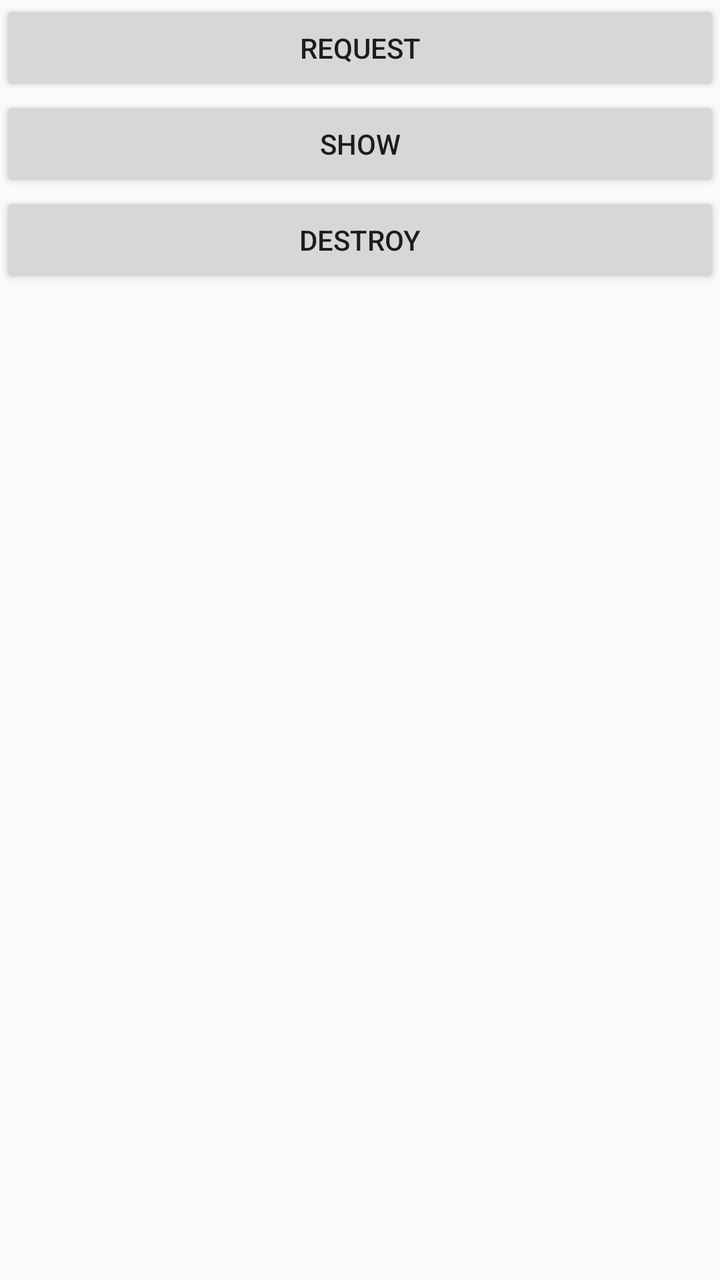
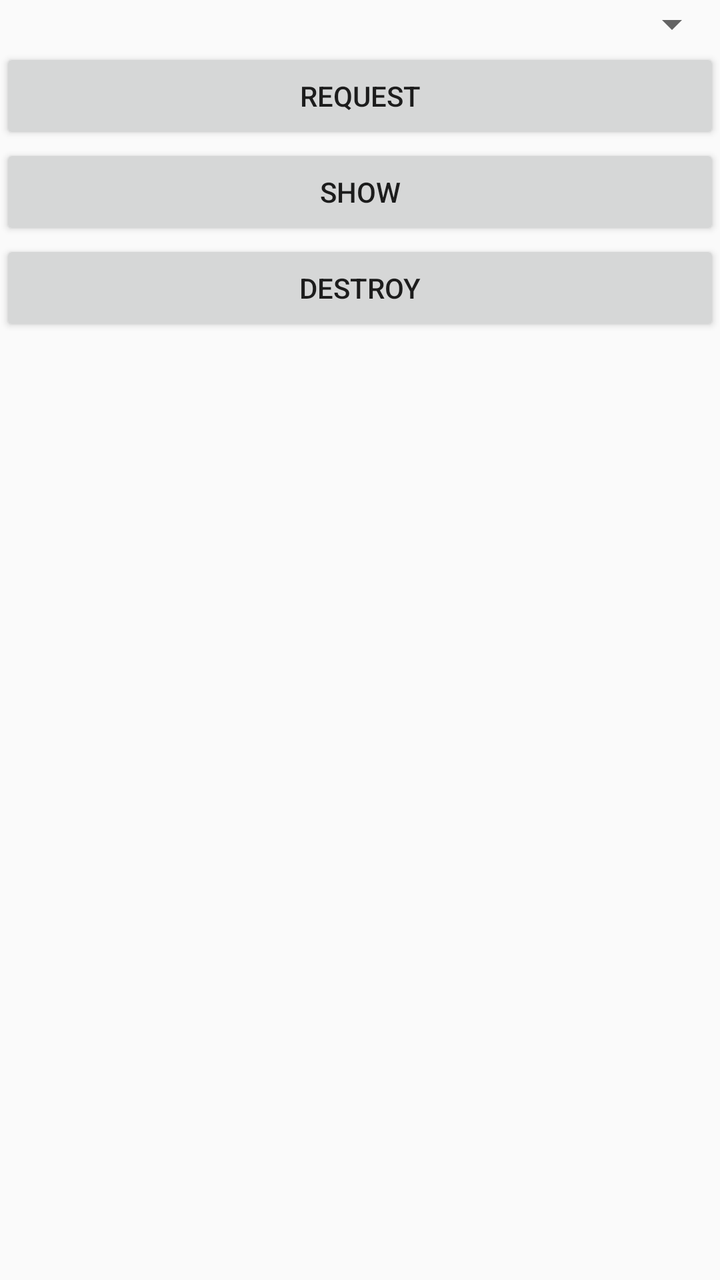

The first picture is an Android layout as it rendered before a commit; the second is the same layout after the commit. The layout source and the unified diff follow.
<!-- AndroidManifest.xml: application theme AppTheme -->
<!-- res/layout/activity_standard_banner.xml -->
<?xml version="1.0" encoding="utf-8"?>
<androidx.appcompat.widget.LinearLayoutCompat xmlns:android="http://schemas.android.com/apk/res/android"
    android:layout_width="match_parent"
    android:layout_height="match_parent"
    android:orientation="vertical">

    <Button
        android:id="@+id/request_button"
        android:layout_width="match_parent"
        android:layout_height="wrap_content"
        android:text="@string/request" />

    <Button
        android:id="@+id/show_button"
        android:layout_width="match_parent"
        android:layout_height="wrap_content"
        android:text="@string/show" />

    <Button
        android:id="@+id/destroy_button"
        android:layout_width="match_parent"
        android:layout_height="wrap_content"
        android:text="@string/destroy" />

    <RelativeLayout
        android:id="@+id/standardBanner"
        android:layout_width="match_parent"
        android:layout_height="wrap_content"
        android:layout_gravity="center"
        android:gravity="center" />

</androidx.appcompat.widget.LinearLayoutCompat>
<!-- resources referenced by this layout -->
<resources>
  <string name="destroy">Destroy</string>
  <string name="request">Request</string>
  <string name="show">Show</string>
  <style name="AppTheme" parent="Theme.AppCompat.Light.DarkActionBar">
          
          <item name="colorPrimary">@color/colorPrimary</item>
          <item name="colorPrimaryDark">@color/colorPrimaryDark</item>
          <item name="colorAccent">@color/colorAccent</item>
      </style>
  <color name="colorPrimary">#008577</color>
  <color name="colorPrimaryDark">#00574B</color>
  <color name="colorAccent">#D81B60</color>
</resources>

<!-- the commit's change to res/layout/activity_standard_banner.xml (unified diff, before → after) -->
@@ -3,6 +3,11 @@
     android:layout_width="match_parent"
     android:layout_height="match_parent"
     android:orientation="vertical">
+
+    <Spinner
+        android:id="@+id/zone_spinner"
+        android:layout_width="match_parent"
+        android:layout_height="wrap_content" />
 
     <Button
         android:id="@+id/request_button"
